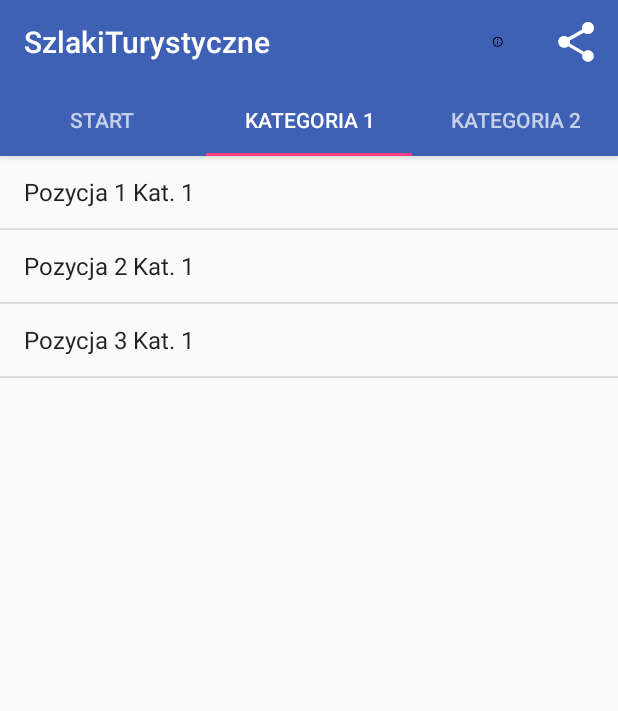
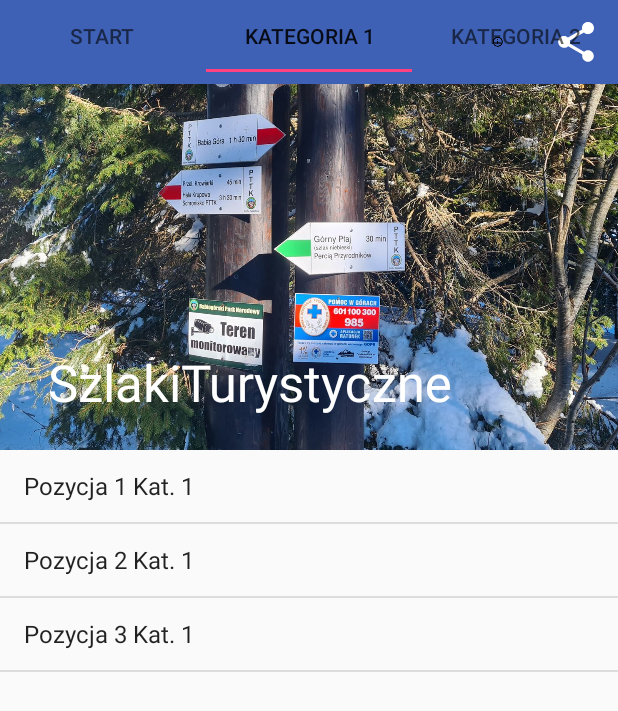
Before and after one commit to august3sas/put_trail_application, an Android app: the screen it shows after launch (MainActivity), tab 2 chosen, on a phone screen of 412 x 824 dp. Shown: the top 711 px of the screen. Run offline under Robolectric (Android 15) with nearby library versions, the phone set to English and light mode, and no system bars.

Commit message:
a little overlay

```diff
--- a/SzlakiTurystyczne/app/build.gradle
+++ b/SzlakiTurystyczne/app/build.gradle
@@ -38,6 +38,7 @@ dependencies {
     implementation 'androidx.appcompat:appcompat:1.6.1'
     implementation 'com.google.android.material:material:1.11.0'
     implementation 'androidx.constraintlayout:constraintlayout:2.1.4'
+    implementation 'androidx.coordinatorlayout:coordinatorlayout:1.2.0'
 
     testImplementation 'junit:junit:4.13.2'
     androidTestImplementation 'androidx.test.ext:junit:1.1.5'
--- a/SzlakiTurystyczne/app/src/main/java/mob/lab/inf151871inf151835/MainActivity.kt
+++ b/SzlakiTurystyczne/app/src/main/java/mob/lab/inf151871inf151835/MainActivity.kt
@@ -27,6 +27,8 @@ class MainActivity : AppCompatActivity(), TrailListFragment.Listener {
 
         val tabLayout: TabLayout = findViewById(R.id.tabs)
         tabLayout.setupWithViewPager(pager)
+
+
 
     }
 
--- a/SzlakiTurystyczne/app/src/main/java/mob/lab/inf151871inf151835/SectionsPagerAdapter.kt
+++ b/SzlakiTurystyczne/app/src/main/java/mob/lab/inf151871inf151835/SectionsPagerAdapter.kt
@@ -12,7 +12,7 @@ class SectionsPagerAdapter(fm: FragmentManager) : FragmentPagerAdapter(fm) {
 
     override fun getItem(position: Int): Fragment {
         return when (position) {
-            0 -> TopFragment()
+            0 -> TrailListFragment()
             1 -> Tab1Fragment()
             2 -> Tab2Fragment()
             else -> throw IllegalArgumentException("Invalid position: $position")
--- a/SzlakiTurystyczne/app/src/main/java/mob/lab/inf151871inf151835/TrailListFragment.kt
+++ b/SzlakiTurystyczne/app/src/main/java/mob/lab/inf151871inf151835/TrailListFragment.kt
@@ -20,14 +20,11 @@ class TrailListFragment : ListFragment() {
     private var listener: Listener? = null
 
     override fun onCreateView(inflater: LayoutInflater, container: ViewGroup?, savedInstanceState: Bundle?): View?{
-        println("traillist23")
         val names = Array(Trail.trails.size) { i ->
             Trail.trails[i].getName()
         }
-        println("traillist27")
         listAdapter = ArrayAdapter(inflater.context, R.layout.simple_list_item_1, names)
         setListAdapter(listAdapter)
-        println("traillist31")
         return super.onCreateView(inflater, container, savedInstanceState)
     }
 
--- a/SzlakiTurystyczne/app/src/main/res/layout/activity_main.xml
+++ b/SzlakiTurystyczne/app/src/main/res/layout/activity_main.xml
@@ -1,37 +1,54 @@
 <?xml version="1.0" encoding="utf-8"?>
-<LinearLayout xmlns:android="http://schemas.android.com/apk/res/android"
+<androidx.coordinatorlayout.widget.CoordinatorLayout xmlns:android="http://schemas.android.com/apk/res/android"
+    xmlns:app="http://schemas.android.com/apk/res-auto"
+    xmlns:tools="http://schemas.android.com/tools"
     android:layout_height="match_parent"
-    android:layout_width="match_parent"
-    android:orientation="vertical">
+    android:layout_width="match_parent">
     <com.google.android.material.appbar.AppBarLayout
         android:layout_width="match_parent"
-        android:layout_height="wrap_content"
+        android:layout_height="300dp"
         android:theme="@style/ThemeOverlay.AppCompat.Dark.ActionBar" >
+        <com.google.android.material.appbar.CollapsingToolbarLayout
+            app:layout_scrollFlags="scroll|exitUntilCollapsed"
+            android:layout_width="match_parent"
+            android:layout_height="match_parent"
+            app:contentScrim="?attr/colorPrimary">
 
-        <include
-            layout="@layout/toolbar_main"
-            android:id="@+id/toolbar" />
+            <ImageView
+                android:layout_width="match_parent"
+                android:layout_height="match_parent"
+                android:src="@drawable/sokolica"
+                android:scaleType="centerCrop"
+                app:layout_collapseMode="parallax"/>
+            <include
+                layout="@layout/toolbar_main"
+                android:id="@+id/toolbar"
+                app:layout_scrollFlags="scroll|enterAlways"
+                app:layout_collapseMode="pin"/>
 
-        <com.google.android.material.tabs.TabLayout
-            android:id="@+id/tabs"
-            android:layout_width="match_parent"
-            android:layout_height="wrap_content" />
+
+        </com.google.android.material.appbar.CollapsingToolbarLayout>
+
     </com.google.android.material.appbar.AppBarLayout>
+
+    <com.google.android.material.tabs.TabLayout
+        android:id="@+id/tabs"
+        android:layout_width="match_parent"
+        android:layout_height="wrap_content" />
 
     <androidx.viewpager.widget.ViewPager
         android:layout_width="match_parent"
         android:layout_height="match_parent"
-        android:id="@+id/pager"/>
+        android:id="@+id/pager"
+        app:layout_behavior="@string/appbar_scrolling_view_behavior"/>
 
-    <fragment xmlns:android="http://schemas.android.com/apk/res/android"
-        xmlns:tools="http://schemas.android.com/tools"
-        android:id="@+id/trail_list_fragment"
-        android:name="mob.lab.inf151871inf151835.TrailListFragment"
+    <androidx.core.widget.NestedScrollView
         android:layout_width="match_parent"
         android:layout_height="match_parent"
-        tools:layout="@layout/fragment_trail_list" />
+        app:layout_behavior="@string/appbar_scrolling_view_behavior">
 
 
 
+    </androidx.core.widget.NestedScrollView>
 
-</LinearLayout>
+</androidx.coordinatorlayout.widget.CoordinatorLayout>
--- a/SzlakiTurystyczne/app/src/main/res/layout/toolbar_main.xml
+++ b/SzlakiTurystyczne/app/src/main/res/layout/toolbar_main.xml
@@ -4,4 +4,5 @@
     android:layout_width="match_parent"
     android:layout_height="?attr/actionBarSize"
     android:background="?attr/colorPrimary"
-    android:theme="@style/ThemeOverlay.AppCompat.Dark.ActionBar" />
+    android:theme="@style/ThemeOverlay.AppCompat.Dark.ActionBar"
+    />
--- a/SzlakiTurystyczne/app/src/main/res/values/strings.xml
+++ b/SzlakiTurystyczne/app/src/main/res/values/strings.xml
@@ -18,6 +18,11 @@
     <string name="kat1_tab">Kategoria 1</string>
     <string name="kat2_tab">Kategoria 2</string>
 
+    <string name="top_header">Nagłówek</string>
+    <string name="top_image">Obrazek</string>
+    <string name="top_text">Hektor miał Trojan radę nad Skamandru rzeką.</string>
+
+
     <string-array name="kategoria1">
         <item>Pozycja 1 Kat. 1</item>
         <item>Pozycja 2 Kat. 1</item>
```
Also changed, not shown: SzlakiTurystyczne/app/src/main/res/drawable-nodpi/sokolica.jpg (added).
